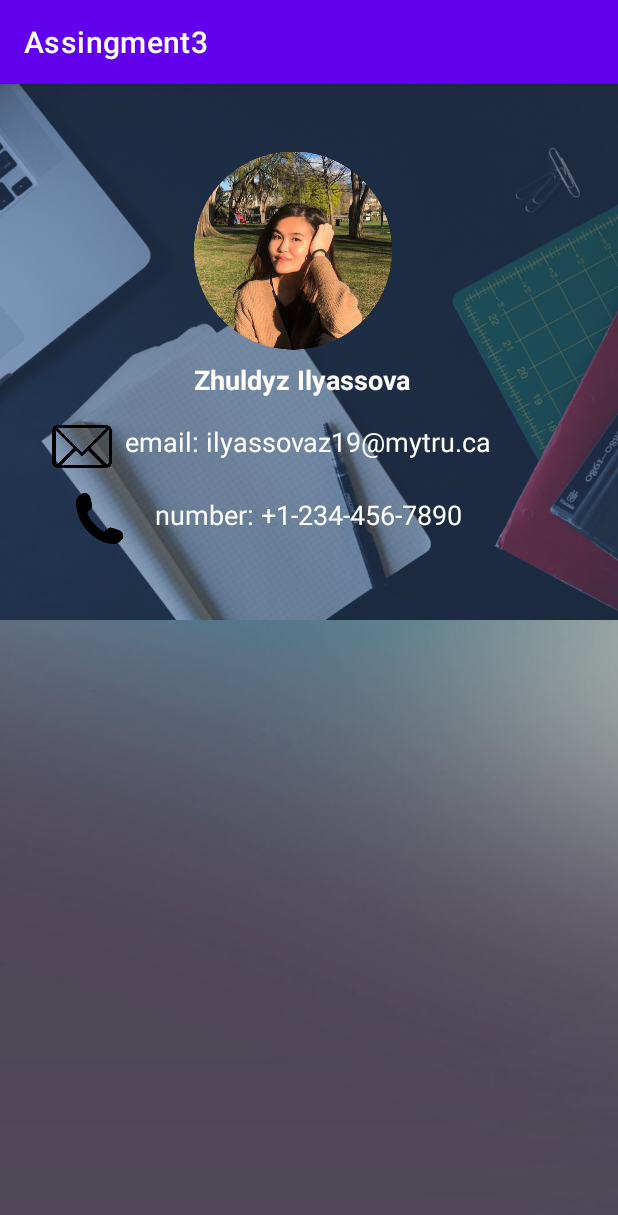
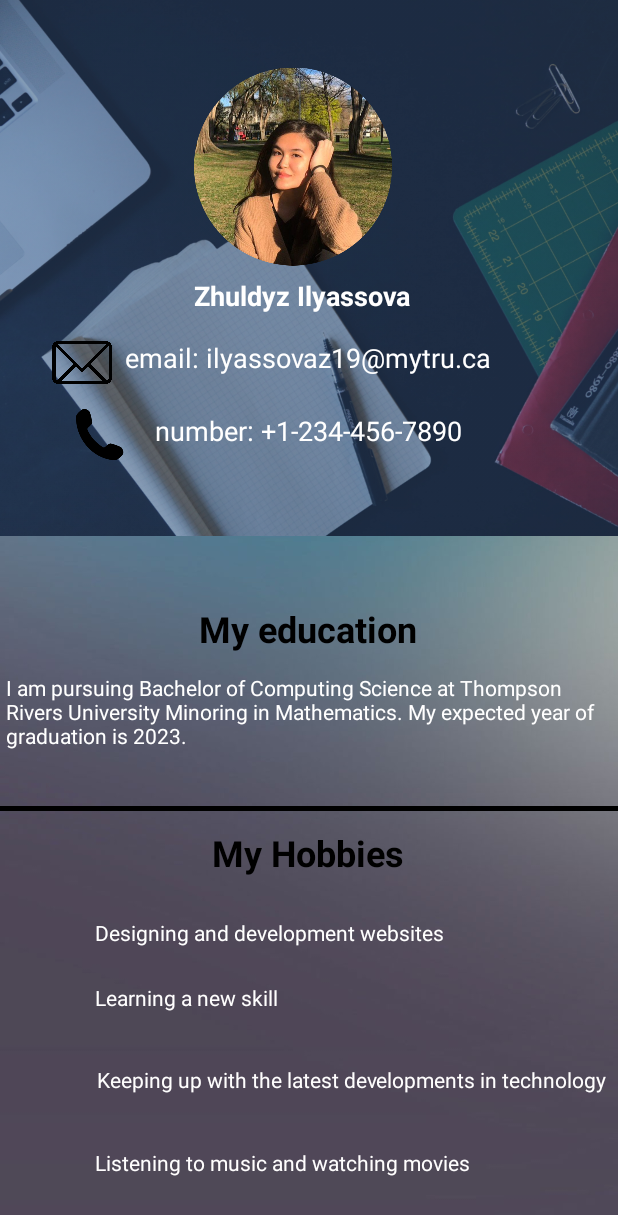
Before and after one commit to TitiMiti/Ass3TeamL, an Android app: the ZhuldyzActivity screen opened directly, with no data from a screen before it, on a phone screen of 412 x 824 dp. Shown: the top 1215 px of the screen. Run offline under Robolectric (Android 15) with nearby library versions, the phone set to English and light mode, and no system bars.

Commit message:
Added education and hobbies section with description

```diff
--- a/app/src/main/java/com/teamH/assignment3/ZhuldyzActivity.java
+++ b/app/src/main/java/com/teamH/assignment3/ZhuldyzActivity.java
@@ -9,6 +9,11 @@ public class ZhuldyzActivity extends AppCompatActivity {
     @Override
     protected void onCreate(Bundle savedInstanceState) {
         super.onCreate(savedInstanceState);
+        try
+        {
+            this.getSupportActionBar().hide();
+        }
+        catch (NullPointerException e){}
         setContentView(R.layout.activity_zhuldyz);
     }
 }
--- a/app/src/main/res/layout/activity_zhuldyz.xml
+++ b/app/src/main/res/layout/activity_zhuldyz.xml
@@ -7,6 +7,32 @@
     tools:context=".ZhuldyzActivity"
     android:background="@drawable/gradient_bg"
     >
+
+    <TextView
+        android:id="@+id/textView11"
+        android:layout_width="wrap_content"
+        android:layout_height="wrap_content"
+        android:text="@string/hobby_3"
+        android:textColor="#FFFEFE"
+        app:layout_constraintBottom_toBottomOf="parent"
+        app:layout_constraintEnd_toEndOf="parent"
+        app:layout_constraintHorizontal_bias="0.391"
+        app:layout_constraintStart_toStartOf="parent"
+        app:layout_constraintTop_toBottomOf="@+id/hobbies_dc"
+        app:layout_constraintVertical_bias="0.773" />
+
+    <TextView
+        android:id="@+id/textView10"
+        android:layout_width="wrap_content"
+        android:layout_height="wrap_content"
+        android:text="@string/hobby_4"
+        android:textColor="#FFFEFE"
+        app:layout_constraintBottom_toBottomOf="parent"
+        app:layout_constraintEnd_toEndOf="parent"
+        app:layout_constraintHorizontal_bias="0.9"
+        app:layout_constraintStart_toStartOf="parent"
+        app:layout_constraintTop_toBottomOf="@+id/hobbies_dc"
+        app:layout_constraintVertical_bias="0.452" />
 
     <ImageView
         android:id="@+id/image_bg"
@@ -101,4 +127,85 @@
         app:layout_constraintVertical_bias="0.213"
         app:srcCompat="@drawable/_2971_200" />
 
+    <TextView
+        android:id="@+id/text_dc"
+        android:layout_width="wrap_content"
+        android:layout_height="wrap_content"
+        android:text="@string/my_education"
+        android:textColor="@color/black"
+        android:textSize="24sp"
+        android:textStyle="bold"
+        app:layout_constraintBottom_toBottomOf="parent"
+        app:layout_constraintEnd_toEndOf="parent"
+        app:layout_constraintHorizontal_bias="0.498"
+        app:layout_constraintStart_toStartOf="parent"
+        app:layout_constraintTop_toBottomOf="@+id/image_bg"
+        app:layout_constraintVertical_bias="0.105" />
+
+    <TextView
+        android:id="@+id/education_dc"
+        android:layout_width="408dp"
+        android:layout_height="52dp"
+        android:text="@string/education_dc"
+        android:textColor="#FFFFFF"
+        app:layout_constraintBottom_toBottomOf="parent"
+        app:layout_constraintEnd_toEndOf="parent"
+        app:layout_constraintHorizontal_bias="1.0"
+        app:layout_constraintStart_toStartOf="parent"
+        app:layout_constraintTop_toBottomOf="@+id/text_dc"
+        app:layout_constraintVertical_bias="0.039" />
+
+    <View
+        android:id="@+id/divider"
+        android:layout_width="match_parent"
+        android:layout_height="3dp"
+        android:background="#ff000000"
+        android:scrollbars="horizontal"
+        android:visibility="visible"
+        app:layout_constraintBottom_toBottomOf="parent"
+        app:layout_constraintTop_toBottomOf="@+id/education_dc"
+        app:layout_constraintVertical_bias="0.115"
+        tools:layout_editor_absoluteX="-16dp" />
+
+    <TextView
+        android:id="@+id/hobbies"
+        android:layout_width="wrap_content"
+        android:layout_height="wrap_content"
+        android:text="@string/my_hobbies"
+        android:textColor="@color/black"
+        android:textSize="24sp"
+        android:textStyle="bold"
+        app:layout_constraintBottom_toBottomOf="parent"
+        app:layout_constraintEnd_toEndOf="parent"
+        app:layout_constraintHorizontal_bias="0.498"
+        app:layout_constraintStart_toStartOf="parent"
+        app:layout_constraintTop_toBottomOf="@+id/divider"
+        app:layout_constraintVertical_bias="0.044" />
+
+    <TextView
+        android:id="@+id/hobbies_dc"
+        android:layout_width="wrap_content"
+        android:layout_height="wrap_content"
+        android:text="@string/hobby_1"
+        android:textColor="#FFFFFF"
+        app:layout_constraintBottom_toBottomOf="parent"
+        app:layout_constraintEnd_toEndOf="parent"
+        app:layout_constraintHorizontal_bias="0.355"
+        app:layout_constraintStart_toStartOf="parent"
+        app:layout_constraintTop_toBottomOf="@+id/hobbies"
+        app:layout_constraintVertical_bias="0.123" />
+
+    <TextView
+        android:id="@+id/textView9"
+        android:layout_width="wrap_content"
+        android:layout_height="wrap_content"
+        android:text="@string/hobby_2"
+        android:textColor="#FFFEFE"
+        app:layout_constraintBottom_toBottomOf="parent"
+        app:layout_constraintEnd_toEndOf="parent"
+        app:layout_constraintHorizontal_bias="0.218"
+        app:layout_constraintStart_toStartOf="parent"
+        app:layout_constraintTop_toBottomOf="@+id/hobbies_dc"
+        app:layout_constraintVertical_bias="0.139" />
+
 </androidx.constraintlayout.widget.ConstraintLayout>
--- a/app/src/main/res/values/strings.xml
+++ b/app/src/main/res/values/strings.xml
@@ -25,4 +25,11 @@
     <string name="number_dc">number: +1-234-456-7890</string>
     <string name="email_img">email_img</string>
     <string name="phone_img">phone_img</string>
+    <string name="my_education">My education</string>
+    <string name="education_dc">I am pursuing Bachelor of Computing Science at Thompson Rivers University Minoring in Mathematics. My expected year of graduation is 2023.</string>
+    <string name="my_hobbies">My Hobbies</string>
+    <string name="hobby_1">Designing and development websites</string>
+    <string name="hobby_2">Learning a new skill</string>
+    <string name="hobby_3">Listening to music and watching movies</string>
+    <string name="hobby_4">Keeping up with the latest developments in technology</string>
 </resources>
```
